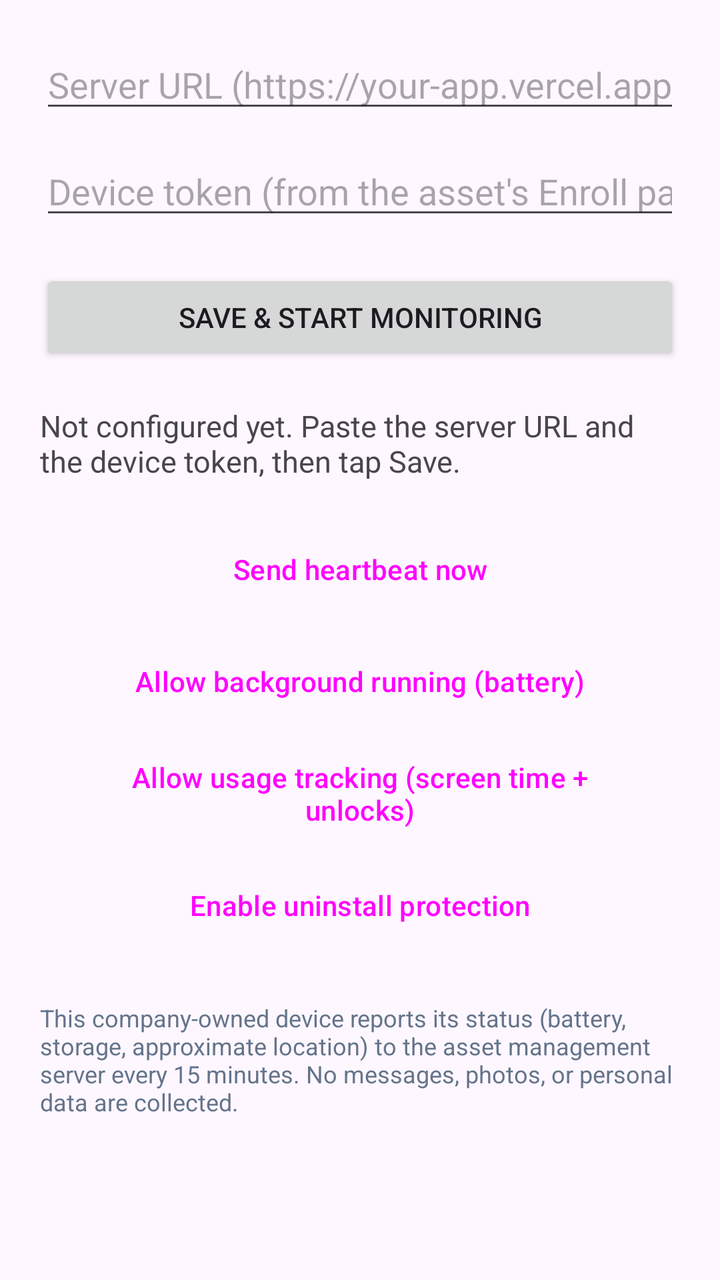
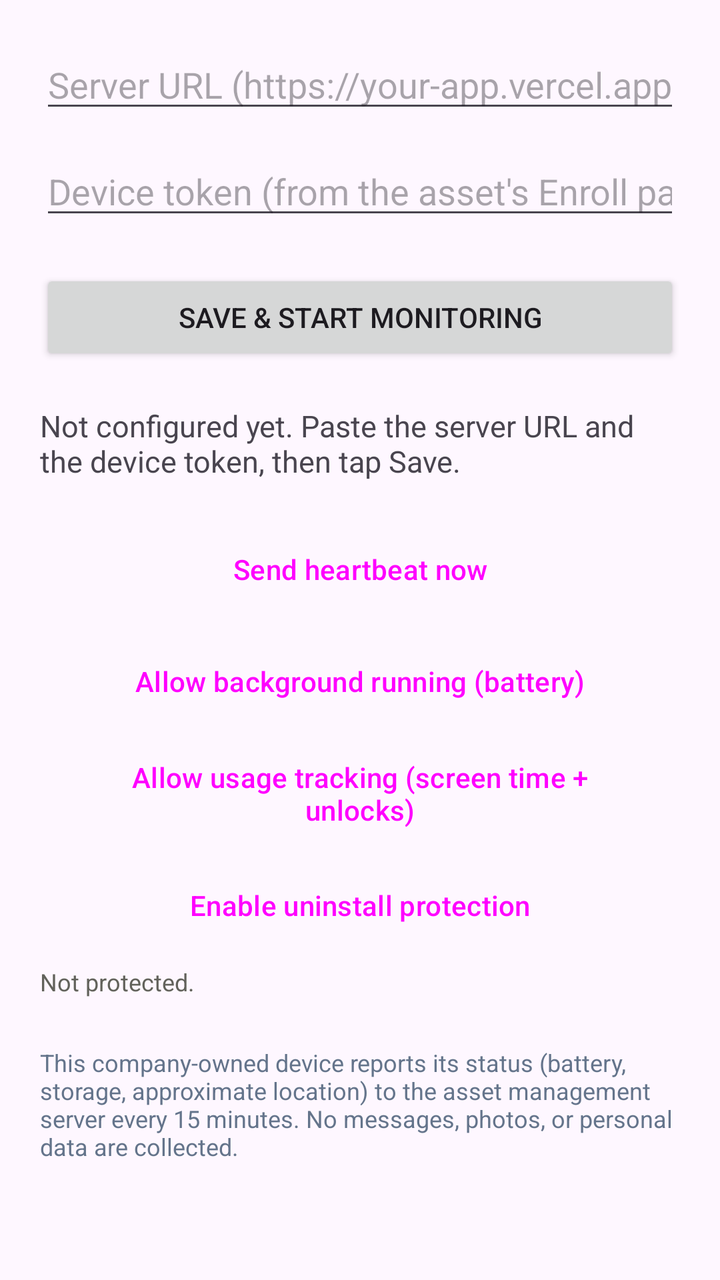

Screens rendered from an Android XML layout before and after an edit, with the pre-edit source and the edit as a unified diff.
<!-- AndroidManifest.xml: application theme Theme.AssetAgent -->
<!-- res/layout/activity_main.xml -->
<?xml version="1.0" encoding="utf-8"?>
<ScrollView xmlns:android="http://schemas.android.com/apk/res/android"
    android:layout_width="match_parent"
    android:layout_height="match_parent">

    <LinearLayout
        android:layout_width="match_parent"
        android:layout_height="wrap_content"
        android:orientation="vertical"
        android:padding="20dp">

        <EditText
            android:id="@+id/serverInput"
            android:layout_width="match_parent"
            android:layout_height="wrap_content"
            android:hint="@string/server_hint"
            android:inputType="textUri"
            android:autofillHints="url" />

        <EditText
            android:id="@+id/tokenInput"
            android:layout_width="match_parent"
            android:layout_height="wrap_content"
            android:layout_marginTop="12dp"
            android:hint="@string/token_hint"
            android:inputType="textVisiblePassword"
            android:autofillHints="" />

        <Button
            android:id="@+id/saveButton"
            android:layout_width="match_parent"
            android:layout_height="wrap_content"
            android:layout_marginTop="20dp"
            android:text="@string/save_start" />

        <TextView
            android:id="@+id/statusText"
            android:layout_width="match_parent"
            android:layout_height="wrap_content"
            android:layout_marginTop="20dp"
            android:textSize="15sp"
            android:text="@string/status_idle" />

        <Button
            android:id="@+id/sendNowButton"
            android:layout_width="match_parent"
            android:layout_height="wrap_content"
            android:layout_marginTop="20dp"
            style="@style/Widget.Material3.Button.OutlinedButton"
            android:text="@string/send_now" />

        <Button
            android:id="@+id/batteryButton"
            android:layout_width="match_parent"
            android:layout_height="wrap_content"
            android:layout_marginTop="8dp"
            style="@style/Widget.Material3.Button.OutlinedButton"
            android:text="@string/battery_opt" />

        <Button
            android:id="@+id/usageButton"
            android:layout_width="match_parent"
            android:layout_height="wrap_content"
            android:layout_marginTop="8dp"
            style="@style/Widget.Material3.Button.OutlinedButton"
            android:text="@string/usage_access" />

        <Button
            android:id="@+id/protectButton"
            android:layout_width="match_parent"
            android:layout_height="wrap_content"
            android:layout_marginTop="8dp"
            style="@style/Widget.Material3.Button.OutlinedButton"
            android:text="@string/protect_on" />

        <TextView
            android:layout_width="match_parent"
            android:layout_height="wrap_content"
            android:layout_marginTop="24dp"
            android:textSize="12sp"
            android:textColor="#64748B"
            android:text="@string/privacy_note" />
    </LinearLayout>
</ScrollView>
<!-- resources referenced by this layout -->
<resources>
  <string name="battery_opt">Allow background running (battery)</string>
  <string name="privacy_note">This company-owned device reports its status (battery, storage, approximate location) to the asset management server every 15 minutes. No messages, photos, or personal data are collected.</string>
  <string name="protect_on">Enable uninstall protection</string>
  <string name="save_start">Save &amp; start monitoring</string>
  <string name="send_now">Send heartbeat now</string>
  <string name="server_hint">Server URL (https://your-app.vercel.app)</string>
  <string name="status_idle">Not configured yet. Paste the server URL and the device token, then tap Save.</string>
  <string name="token_hint">Device token (from the asset\'s Enroll panel)</string>
  <string name="usage_access">Allow usage tracking (screen time + unlocks)</string>
  <style name="Theme.AssetAgent" parent="Theme.Material3.DayNight">
          <item name="colorPrimary">#E60023</item>
      </style>
</resources>

<!-- the commit's change to res/layout/activity_main.xml (unified diff, before → after) -->
@@ -74,6 +74,15 @@
             android:text="@string/protect_on" />
 
         <TextView
+            android:id="@+id/protectStatus"
+            android:layout_width="match_parent"
+            android:layout_height="wrap_content"
+            android:layout_marginTop="6dp"
+            android:textSize="12sp"
+            android:textColor="#62625B"
+            android:text="@string/protect_status_none" />
+
+        <TextView
             android:layout_width="match_parent"
             android:layout_height="wrap_content"
             android:layout_marginTop="24dp"
<!-- resource entries referenced after the edit -->
@@ -3,6 +3,7 @@
   <string name="battery_opt">Allow background running (battery)</string>
   <string name="privacy_note">This company-owned device reports its status (battery, storage, approximate location) to the asset management server every 15 minutes. No messages, photos, or personal data are collected.</string>
   <string name="protect_on">Enable uninstall protection</string>
+  <string name="protect_status_none">Not protected.</string>
   <string name="save_start">Save &amp; start monitoring</string>
   <string name="send_now">Send heartbeat now</string>
   <string name="server_hint">Server URL (https://your-app.vercel.app)</string>
